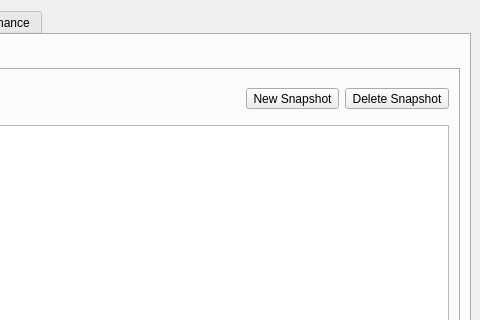
First picture: the form in btrfs-assistant.ui, repository nexusriot/btrfs-assistant, before the edit; both pictures show x 466 to 946 and y 0 to 320 of the 946 by 717 pixel window.
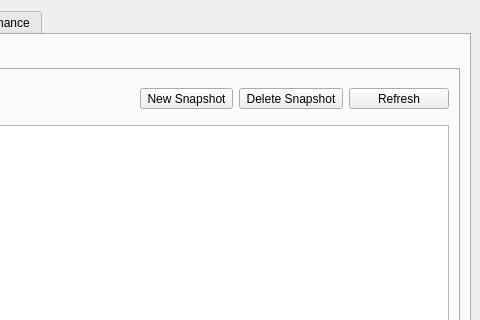
Second picture: the form after the edit. The open tabs and pages were chosen to show the change. Icons and pictures are not drawn.

Commit message: Add refresh buttons to snapper tabs

```diff
--- a/btrfs-assistant.ui
+++ b/btrfs-assistant.ui
@@ -590,6 +590,32 @@
                  </property>
                 </widget>
                </item>
+               <item>
+                <widget class="QToolButton" name="toolButton_snapperNewRefresh">
+                 <property name="sizePolicy">
+                  <sizepolicy hsizetype="Preferred" vsizetype="Fixed">
+                   <horstretch>0</horstretch>
+                   <verstretch>0</verstretch>
+                  </sizepolicy>
+                 </property>
+                 <property name="minimumSize">
+                  <size>
+                   <width>100</width>
+                   <height>0</height>
+                  </size>
+                 </property>
+                 <property name="text">
+                  <string>Refresh</string>
+                 </property>
+                 <property name="icon">
+                  <iconset resource="icons.qrc">
+                   <normaloff>:/assets/assets/reload.png</normaloff>:/assets/assets/reload.png</iconset>
+                 </property>
+                 <property name="toolButtonStyle">
+                  <enum>Qt::ToolButtonTextUnderIcon</enum>
+                 </property>
+                </widget>
+               </item>
               </layout>
              </widget>
             </item>
```
Left out of the diff: 26 changed lines with no effect on the pictures. The commit also changes 3 other files.
